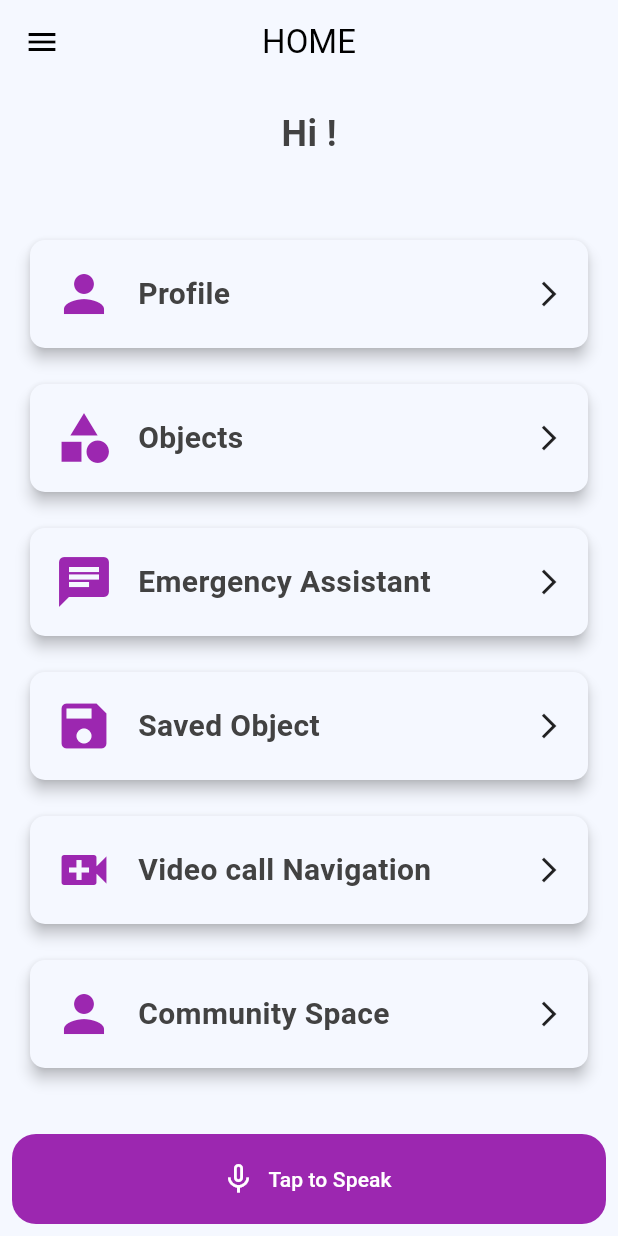
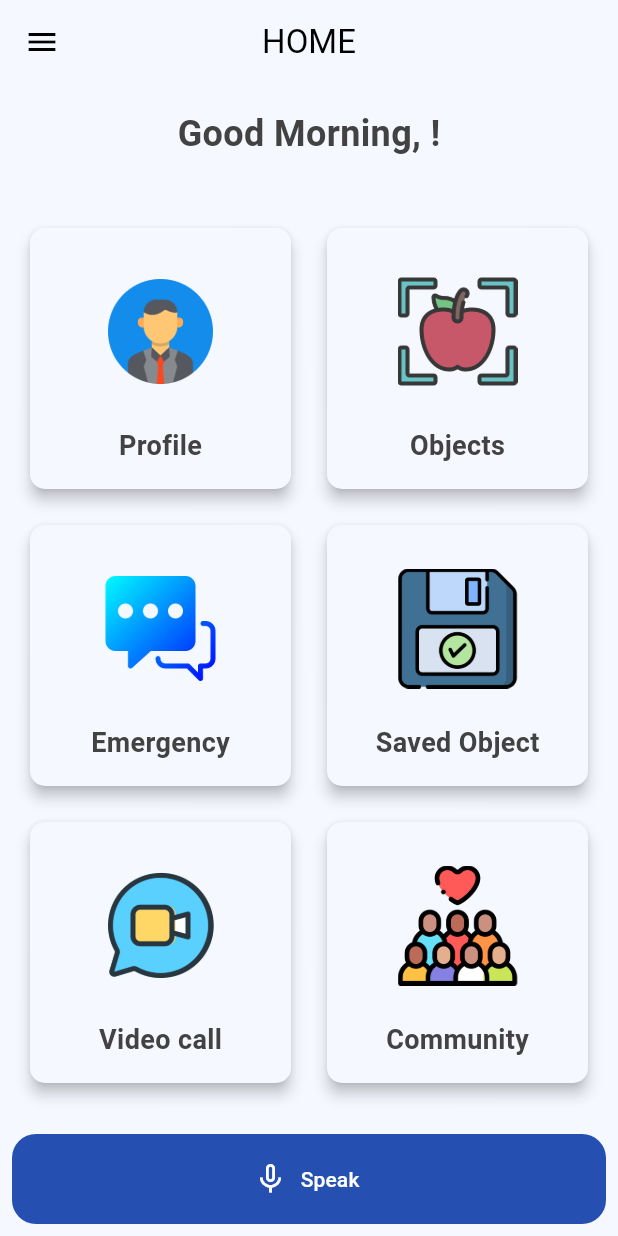
Before and after one commit to madhawaawishka99/Spm-project, a Flutter app: the HomePage screen opened by its route, on a phone screen of 412 x 824 dp. Run offline on Flutter 3.47's test engine with Material 3 defaults, Android fonts, the phone set to English and light mode, and no system bars; our stand-ins replace audioplayers, camera, cloud_firestore, firebase_auth, firebase_core, firebase_storage and 10 more; missing offline and left inert: flutter_sound, flutter_tflite, zego_uikit_prebuilt_call; accounts and stored records are empty.

Commit message:
changing the icons and chage the list view to grid view

```diff
--- a/assets/model3/labels.txt
+++ /dev/null
@@ -1,6 +0,0 @@
-0 RS 20
-1 RS 50
-2 RS 100
-3 RS 500
-4 RS 1000
-5 RS 5000
--- a/lib/component/voice.dart
+++ b/lib/component/voice.dart
@@ -120,7 +120,7 @@ class _SpeechButtonState extends State<SpeechButton> {
     } else if (command.contains('video')) {
       Navigator.pushNamed(context, '/home_page1');
       _speak("Navigating to Video call screen");
-    } else if (command.contains('voice')) {
+    } else if (command.contains('Emergency')) {
       Navigator.pushNamed(context, '/tutor_list_page');
       _speak("Navigating to emergency page");
     } else {
@@ -175,7 +175,7 @@ class _SpeechButtonState extends State<SpeechButton> {
                         onPressed: _startListening,
                         backgroundColor: Theme.of(context).colorScheme.primary,
                         label: Text(
-                          _speechToText.isListening ? "Listening..." : "Tap to Speak",
+                          _speechToText.isListening ? "Listening..." : "Speak",
                           style: const TextStyle(color: Colors.white),
                         ),
                         icon: Icon(
--- a/lib/pages/home.dart
+++ b/lib/pages/home.dart
@@ -4,6 +4,7 @@ import 'package:spm_project/component/drawer.dart';
 import 'package:spm_project/component/voice.dart';
 import 'package:flutter_tts/flutter_tts.dart';
 import 'package:cloud_firestore/cloud_firestore.dart';
+import 'package:intl/intl.dart'; // For handling time-based greetings
 
 class HomePage extends StatefulWidget {
   const HomePage({super.key});
@@ -15,11 +16,13 @@ class HomePage extends StatefulWidget {
 class _HomePageState extends State<HomePage> {
   FlutterTts flutterTts = FlutterTts();
   String username = 'User';
+  String greetingMessage = 'Hello'; // Default greeting
 
   @override
   void initState() {
     super.initState();
     getUsernameAndGreet();
+    updateGreetingMessage(); // Update greeting based on time of day
   }
 
   Future<void> getUsernameAndGreet() async {
@@ -40,12 +43,26 @@ class _HomePageState extends State<HomePage> {
           });
 
           // Greet the user using TTS
-          await _speak("Hello, $username. You are on the home page.");
+          await _speak("$greetingMessage, $username. You are on the home page.");
         }
       }
     } catch (e) {
       print("Error fetching user data: $e");
     }
+  }
+
+  void updateGreetingMessage() {
+    final hour = DateTime.now().hour;
+
+    if (hour < 12) {
+      greetingMessage = 'Good Morning';
+    } else if (hour < 18) {
+      greetingMessage = 'Good Afternoon';
+    } else {
+      greetingMessage = 'Good Evening';
+    }
+
+    setState(() {}); // Update the UI after setting the greeting
   }
 
   Future<void> _speak(String text) async {
@@ -56,7 +73,8 @@ class _HomePageState extends State<HomePage> {
 
   @override
   Widget build(BuildContext context) {
-    return Scaffold(
+    return SafeArea(
+      child: Scaffold(
         appBar: AppBar(
           title: const Text("HOME"),
           centerTitle: true,
@@ -68,29 +86,47 @@ class _HomePageState extends State<HomePage> {
           children: [
             Padding(
               padding: const EdgeInsets.all(16.0),
-            child: Text(
-              "Hi $username!",
+              child: Column(
+                crossAxisAlignment: CrossAxisAlignment.start,
+                children: [
+                  Text(
+                    "$greetingMessage, $username!",
                     style: const TextStyle(
                       fontSize: 24,
                       fontWeight: FontWeight.bold,
                     ),
                   ),
+                ],
+              ),
             ),
             const SizedBox(height: 10),
             Expanded(
-            child: ListView(
+              child: GridView.builder(
                 padding: const EdgeInsets.all(16.0),
-              children: <Widget>[
-                _buildNavigationCard('Profile', Icons.person, '/profile_page'),
-                // _buildNavigationCard('Fruits', Icons.apple, '/fruits_obj'),
-                // _buildNavigationCard('Vegetables', Icons.food_bank, '/vegetables_obj'),
-                // _buildNavigationCard('Packages', Icons.shop, '/packages_obj'),
-                _buildNavigationCard('Objects', Icons.category, '/objects_page'),
-                _buildNavigationCard('Emergency Assistant', Icons.chat, '/tutor_list_page'),
-                _buildNavigationCard('Saved Object', Icons.save, '/display_shape_obj'),
-                _buildNavigationCard('Video call Navigation', Icons.video_call, '/home_page1'),
-                _buildNavigationCard('Community Space', Icons.person, '/community_page'),
-              ],
+                gridDelegate: const SliverGridDelegateWithFixedCrossAxisCount(
+                  crossAxisCount: 2, // Two rectangles per row
+                  crossAxisSpacing: 16.0,
+                  mainAxisSpacing: 16.0,
+                  childAspectRatio: 1, // Square cards
+                ),
+                itemCount: 6, // Number of navigation cards
+                itemBuilder: (context, index) {
+                  // Map index to your navigation cards
+                  final navigationItems = [
+                    ['Profile', 'assets/homeicons/profile.png', '/profile_page'],
+                    ['Objects', 'assets/homeicons/objectidentification.png', '/objects_page'],
+                    ['Emergency', 'assets/homeicons/emergency.png', '/tutor_list_page'],
+                    ['Saved Object', 'assets/homeicons/savedobjects.png', '/display_shape_obj'],
+                    ['Video call', 'assets/homeicons/videocall.png', '/home_page1'],
+                    ['Community', 'assets/homeicons/community.png', '/community_page'],
+                  ];
+
+                  return _buildNavigationCard(
+                    navigationItems[index][0], // Text
+                    navigationItems[index][1], // Image path
+                    navigationItems[index][2], // Route
+                  );
+                },
               ),
             ),
             SpeechButton(
@@ -98,14 +134,13 @@ class _HomePageState extends State<HomePage> {
             ),
           ],
         ),
+      ),
     );
   }
 
-  // Helper method to build navigation cards
-  Widget _buildNavigationCard(String text, IconData icon, String route) {
-    return Padding(
-      padding: const EdgeInsets.symmetric(vertical: 8.0),
-      child: Card(
+  // Helper method to build navigation cards with images
+  Widget _buildNavigationCard(String text, String imagePath, String route) {
+    return Card(
       elevation: 4.0,
       shape: RoundedRectangleBorder(
         borderRadius: BorderRadius.circular(10),
@@ -116,22 +151,30 @@ class _HomePageState extends State<HomePage> {
         },
         child: Padding(
           padding: const EdgeInsets.all(16.0),
-            child: Row(
+          child: Column(
+            mainAxisAlignment: MainAxisAlignment.center,
             children: [
-                Icon(icon, size: 40, color: Colors.purple),
-                const SizedBox(width: 16),
+              // Display the image in the center
               Expanded(
-                  child: Text(
+                child: Center(
+                  child: Image.asset(
+                    imagePath,
+                    fit: BoxFit.contain, // Ensure the image fits properly
+                    height: 80, // Set the desired size for the image
+                    width: 80,
+                  ),
+                ),
+              ),
+              const SizedBox(height: 10),
+              // Align the text at the bottom of the card
+              Text(
                 text,
                 style: const TextStyle(
-                      fontSize: 20,
+                  fontSize: 18,
                   fontWeight: FontWeight.bold,
                 ),
               ),
-                ),
-                const Icon(Icons.arrow_forward_ios, size: 20),
             ],
-            ),
           ),
         ),
       ),
--- a/lib/pages/home_page.dart
+++ b/lib/pages/home_page.dart
@@ -35,7 +35,7 @@ class _HomePage1State extends State<HomePage1> {
 
 
      // Call the TTS welcome message here
-    _welcomeMessage();
+    // _welcomeMessage();
   }
 
 
@@ -176,7 +176,7 @@ class _HomePage1State extends State<HomePage1> {
     return Scaffold(
       appBar: AppBar(
         title: const Text('Video Calls', style: TextStyle(fontSize: 22, fontWeight: FontWeight.bold)),
-        backgroundColor: Colors.lightBlue,
+        backgroundColor: Colors.blue,
         centerTitle: true,
         actions: [
           IconButton(
@@ -348,7 +348,7 @@ class _HomePage1State extends State<HomePage1> {
           style: TextStyle(fontSize: 18, fontWeight: FontWeight.w500, color: Colors.black),
         ),
         icon: const Icon(Icons.add),
-        backgroundColor: Colors.lightBlue,
+        backgroundColor: Colors.blue,
       ),
     );
   }
--- a/lib/theme/colors.dart
+++ b/lib/theme/colors.dart
@@ -4,8 +4,8 @@ ThemeData colorMode = ThemeData(
   brightness: Brightness.light,
   colorScheme: ColorScheme.light(
       surface: const Color(0xFFF5F8FF),
-      primary: const Color.fromRGBO(156, 39, 176, 1),
-      secondary: Colors.grey.shade400,
+      primary: const Color.fromARGB(255, 37, 79, 176),
+      secondary: const Color.fromARGB(255, 189, 189, 189),
       inversePrimary: Colors.grey.shade600),
   textTheme: ThemeData.light().textTheme.apply(
         bodyColor: Colors.grey[800],
--- a/pubspec.yaml
+++ b/pubspec.yaml
@@ -98,6 +98,7 @@ flutter:
     - assets/model1/
     - assets/model2/
     - assets/model3/
+    - assets/homeicons/
 
   # An image asset can refer to one or more resolution-specific "variants", see
   # https://flutter.dev/assets-and-images/#resolution-aware
```
Also changed, not shown: lib/pages/community_page.dart (+6 -6 lines), lib/pages/objects_page.dart (+36 -18 lines), lib/pages/profile.dart (+6 -4 lines), assets/homeicons/community.png (added), assets/homeicons/emergency.png (added), assets/homeicons/fruits.png (added), assets/homeicons/objectidentification.png (added), assets/homeicons/packages.png (added), assets/homeicons/profile.png (added), assets/homeicons/savedobjects.png (added), assets/homeicons/vegetables.png (added), assets/homeicons/videocall.png (added), 1 other file. Lines whose indentation alone changed are shown as unchanged.
